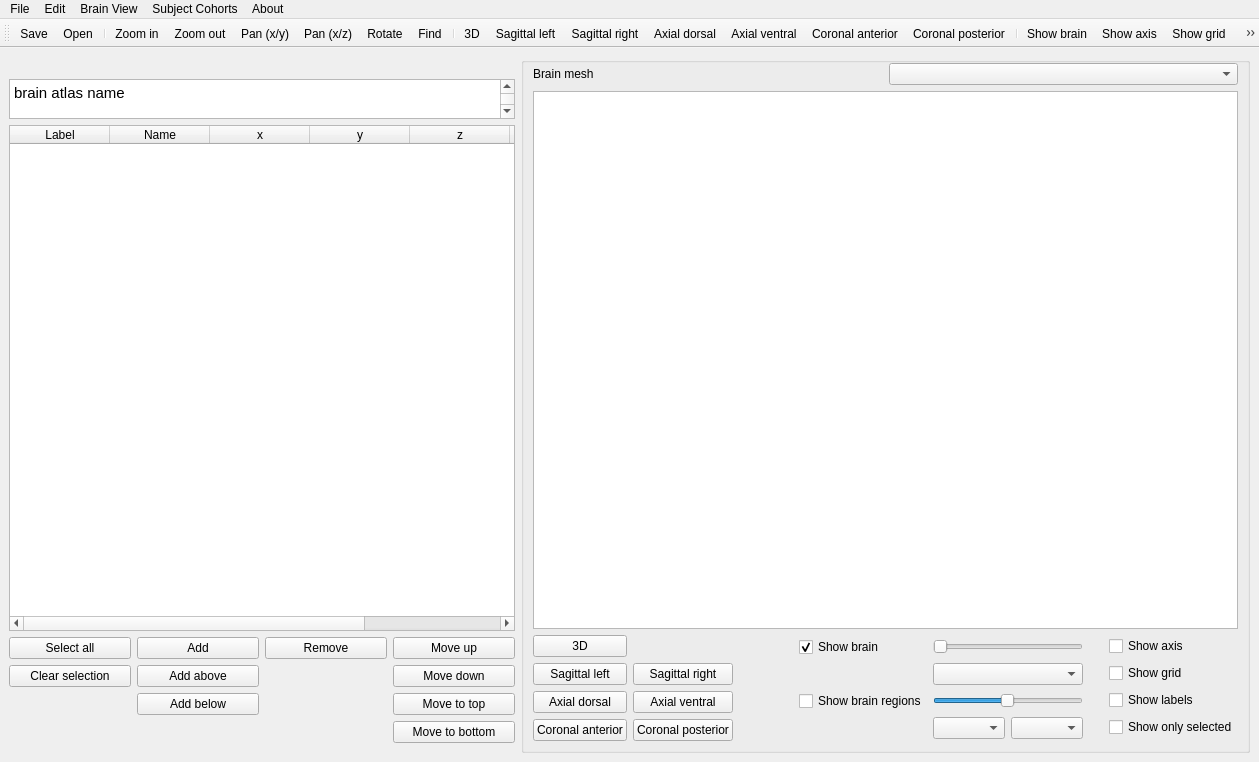
softmatterlab/Braph-2.0-Python, file braphy/gui/ui_files/brain_atlas.ui: the form before one commit.
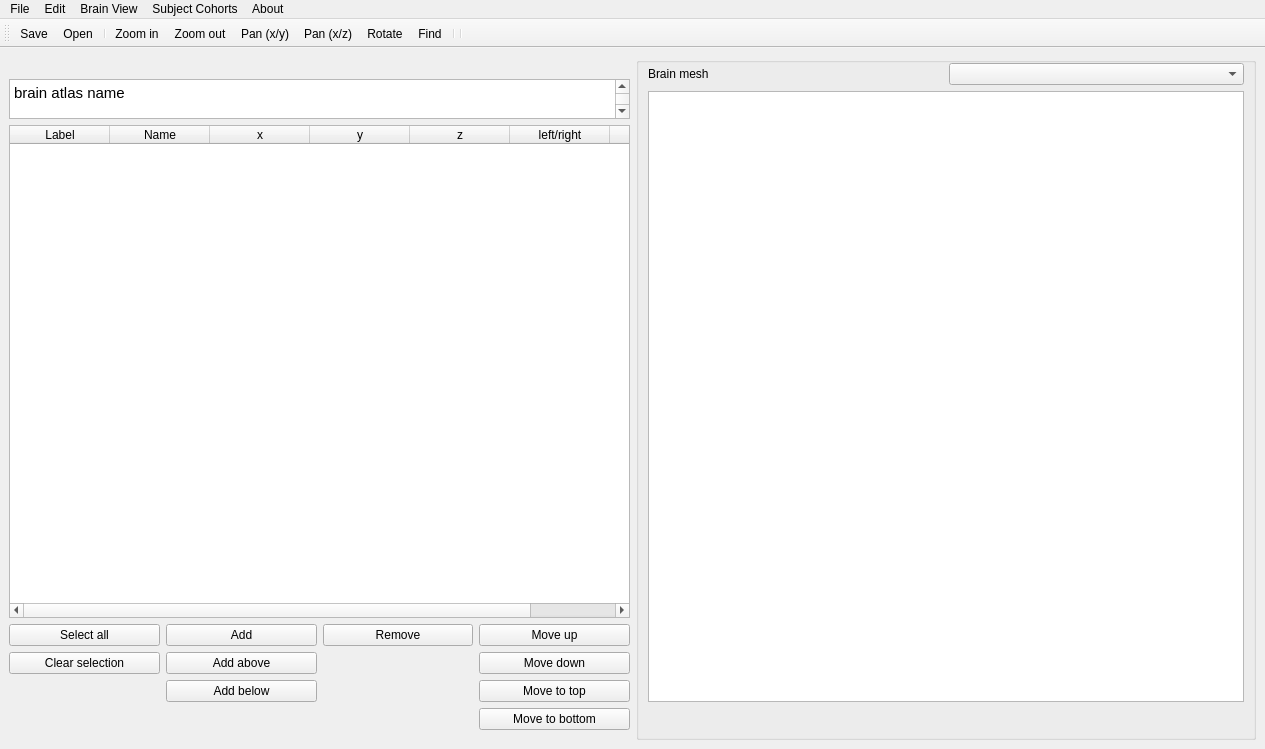
The form after the commit. Icons and pictures are not drawn. Custom widgets are drawn as their Qt base class.

Commit message: Extract brain widget settings to separate class

```diff
--- a/braphy/gui/ui_files/brain_atlas.ui
+++ b/braphy/gui/ui_files/brain_atlas.ui
@@ -6,8 +6,8 @@
    <rect>
     <x>0</x>
     <y>0</y>
-    <width>1259</width>
-    <height>762</height>
+    <width>1265</width>
+    <height>749</height>
    </rect>
   </property>
   <property name="windowTitle">
@@ -209,10 +209,13 @@
           <widget class="BrainAtlasWidget" name="brainWidget"/>
          </item>
          <item>
-          <layout class="QHBoxLayout" name="horizontalLayout_3">
+          <layout class="QVBoxLayout" name="verticalLayout_2">
            <property name="leftMargin">
             <number>0</number>
            </property>
+           <property name="topMargin">
+            <number>20</number>
+           </property>
            <property name="rightMargin">
             <number>0</number>
            </property>
@@ -220,203 +223,7 @@
             <number>0</number>
            </property>
            <item>
-            <layout class="QGridLayout" name="gridLayout_5">
-             <property name="rightMargin">
-              <number>20</number>
-             </property>
-             <item row="1" column="1">
-              <widget class="QPushButton" name="btnSagittalRight">
-               <property name="text">
-                <string>Sagittal right</string>
-               </property>
-              </widget>
-             </item>
-             <item row="1" column="0">
-              <widget class="QPushButton" name="btnSagittalLeft">
-               <property name="text">
-                <string>Sagittal left</string>
-               </property>
-              </widget>
-             </item>
-             <item row="2" column="1">
-              <widget class="QPushButton" name="btnAxialVentral">
-               <property name="text">
-                <string>Axial ventral</string>
-               </property>
-              </widget>
-             </item>
-             <item row="2" column="0">
-              <widget class="QPushButton" name="btnAxialDorsal">
-               <property name="text">
-                <string>Axial dorsal</string>
-               </property>
-              </widget>
-             </item>
-             <item row="0" column="0">
-              <widget class="QPushButton" name="btn3D">
-               <property name="text">
-                <string>3D</string>
-               </property>
-              </widget>
-             </item>
-             <item row="3" column="0">
-              <widget class="QPushButton" name="btnCoronalAnterior">
-               <property name="text">
-                <string>Coronal anterior</string>
-               </property>
-              </widget>
-             </item>
-             <item row="3" column="1">
-              <widget class="QPushButton" name="btnCoronalPosterior">
-               <property name="text">
-                <string>Coronal posterior</string>
-               </property>
-              </widget>
-             </item>
-            </layout>
-           </item>
-           <item>
-            <spacer name="horizontalSpacer_2">
-             <property name="orientation">
-              <enum>Qt::Horizontal</enum>
-             </property>
-             <property name="sizeHint" stdset="0">
-              <size>
-               <width>40</width>
-               <height>20</height>
-              </size>
-             </property>
-            </spacer>
-           </item>
-           <item>
-            <layout class="QVBoxLayout" name="verticalLayout_6">
-             <property name="bottomMargin">
-              <number>0</number>
-             </property>
-             <item>
-              <layout class="QGridLayout" name="gridLayout_3">
-               <item row="2" column="0">
-                <widget class="QCheckBox" name="checkBoxShowBrainRegions">
-                 <property name="text">
-                  <string>Show brain regions</string>
-                 </property>
-                </widget>
-               </item>
-               <item row="2" column="1">
-                <widget class="QSlider" name="sliderRegions">
-                 <property name="minimum">
-                  <number>1</number>
-                 </property>
-                 <property name="maximum">
-                  <number>80</number>
-                 </property>
-                 <property name="singleStep">
-                  <number>1</number>
-                 </property>
-                 <property name="pageStep">
-                  <number>10</number>
-                 </property>
-                 <property name="value">
-                  <number>40</number>
-                 </property>
-                 <property name="orientation">
-                  <enum>Qt::Horizontal</enum>
-                 </property>
-                </widget>
-               </item>
-               <item row="4" column="1">
-                <layout class="QGridLayout" name="gridLayout_4">
-                 <property name="topMargin">
-                  <number>0</number>
-                 </property>
-                 <item row="0" column="0">
-                  <widget class="QComboBox" name="comboBoxRegions"/>
-                 </item>
-                 <item row="0" column="1">
-                  <widget class="QComboBox" name="comboBoxRegionsSelected"/>
-                 </item>
-                </layout>
-               </item>
-               <item row="0" column="1">
-                <widget class="QSlider" name="sliderBrain">
-                 <property name="maximum">
-                  <number>100</number>
-                 </property>
-                 <property name="orientation">
-                  <enum>Qt::Horizontal</enum>
-                 </property>
-                </widget>
-               </item>
-               <item row="0" column="0">
-                <widget class="QCheckBox" name="checkBoxShowBrain">
-                 <property name="text">
-                  <string>Show brain</string>
-                 </property>
-                 <property name="checked">
-                  <bool>true</bool>
-                 </property>
-                </widget>
-               </item>
-               <item row="1" column="1">
-                <widget class="QComboBox" name="comboBoxMesh"/>
-               </item>
-              </layout>
-             </item>
-             <item>
-              <layout class="QGridLayout" name="gridLayout_2"/>
-             </item>
-            </layout>
-           </item>
-           <item>
-            <spacer name="horizontalSpacer">
-             <property name="orientation">
-              <enum>Qt::Horizontal</enum>
-             </property>
-             <property name="sizeHint" stdset="0">
-              <size>
-               <width>20</width>
-               <height>20</height>
-              </size>
-             </property>
-            </spacer>
-           </item>
-           <item>
-            <layout class="QVBoxLayout" name="verticalLayout_4">
-             <property name="rightMargin">
-              <number>0</number>
-             </property>
-             <property name="bottomMargin">
-              <number>0</number>
-             </property>
-             <item>
-              <widget class="QCheckBox" name="checkBoxShowAxis">
-               <property name="text">
-                <string>Show axis</string>
-               </property>
-              </widget>
-             </item>
-             <item>
-              <widget class="QCheckBox" name="checkBoxShowGrid">
-               <property name="text">
-                <string>Show grid</string>
-               </property>
-              </widget>
-             </item>
-             <item>
-              <widget class="QCheckBox" name="checkBoxShowLabels">
-               <property name="text">
-                <string>Show labels</string>
-               </property>
-              </widget>
-             </item>
-             <item>
-              <widget class="QCheckBox" name="checkBoxShowOnlySelected">
-               <property name="text">
-                <string>Show only selected</string>
-               </property>
-              </widget>
-             </item>
-            </layout>
+            <widget class="BrainAtlasSettingsWidget" name="settingsWidget" native="true"/>
            </item>
           </layout>
          </item>
@@ -432,7 +239,7 @@
     <rect>
      <x>0</x>
      <y>0</y>
-     <width>1259</width>
+     <width>1265</width>
      <height>22</height>
     </rect>
    </property>
@@ -531,19 +338,7 @@
    <addaction name="actionRotate"/>
    <addaction name="actionFind"/>
    <addaction name="separator"/>
-   <addaction name="action3D"/>
-   <addaction name="actionSagittal_left"/>
-   <addaction name="actionSagittal_right"/>
-   <addaction name="actionAxial_dorsal"/>
-   <addaction name="actionAxial_ventral"/>
-   <addaction name="actionCoronal_anterior"/>
-   <addaction name="actionCoronal_posterior"/>
    <addaction name="separator"/>
-   <addaction name="actionView_brain"/>
-   <addaction name="actionShow_axis"/>
-   <addaction name="actionShow_grid"/>
-   <addaction name="actionShow_brain_regions"/>
-   <addaction name="actionShow_labels"/>
   </widget>
   <action name="actionSave">
    <property name="icon">
@@ -764,129 +559,6 @@
     <string>Find</string>
    </property>
   </action>
-  <action name="actionSagittal_left">
-   <property name="icon">
-    <iconset resource="../icons/icons.qrc">
-     <normaloff>:/buttons/icon_view_sl.png</normaloff>:/buttons/icon_view_sl.png</iconset>
-   </property>
-   <property name="text">
-    <string>Sagittal left</string>
-   </property>
-  </action>
-  <action name="actionSagittal_right">
-   <property name="icon">
-    <iconset resource="../icons/icons.qrc">
-     <normaloff>:/buttons/icon_view_sr.png</normaloff>:/buttons/icon_view_sr.png</iconset>
-   </property>
-   <property name="text">
-    <string>Sagittal right</string>
-   </property>
-  </action>
-  <action name="actionAxial_dorsal">
-   <property name="icon">
-    <iconset resource="../icons/icons.qrc">
-     <normaloff>:/buttons/icon_view_ad.png</normaloff>:/buttons/icon_view_ad.png</iconset>
-   </property>
-   <property name="text">
-    <string>Axial dorsal</string>
-   </property>
-  </action>
-  <action name="actionAxial_ventral">
-   <property name="icon">
-    <iconset resource="../icons/icons.qrc">
-     <normaloff>:/buttons/icon_view_av.png</normaloff>:/buttons/icon_view_av.png</iconset>
-   </property>
-   <property name="text">
-    <string>Axial ventral</string>
-   </property>
-  </action>
-  <action name="actionCoronal_anterior">
-   <property name="icon">
-    <iconset resource="../icons/icons.qrc">
-     <normaloff>:/buttons/icon_view_ca.png</normaloff>:/buttons/icon_view_ca.png</iconset>
-   </property>
-   <property name="text">
-    <string>Coronal anterior</string>
-   </property>
-  </action>
-  <action name="actionCoronal_posterior">
-   <property name="icon">
-    <iconset resource="../icons/icons.qrc">
-     <normaloff>:/buttons/icon_view_cp.png</normaloff>:/buttons/icon_view_cp.png</iconset>
-   </property>
-   <property name="text">
-    <string>Coronal posterior</string>
-   </property>
-  </action>
-  <action name="actionView_brain">
-   <property name="checkable">
-    <bool>true</bool>
-   </property>
-   <property name="icon">
-    <iconset resource="../icons/icons.qrc">
-     <normaloff>:/buttons/icon_brain.png</normaloff>:/buttons/icon_brain.png</iconset>
-   </property>
-   <property name="text">
-    <string>Show brain</string>
-   </property>
-  </action>
-  <action name="actionShow_axis">
-   <property name="checkable">
-    <bool>true</bool>
-   </property>
-   <property name="icon">
-    <iconset resource="../icons/icons.qrc">
-     <normaloff>:/buttons/icon_axis.png</normaloff>:/buttons/icon_axis.png</iconset>
-   </property>
-   <property name="text">
-    <string>Show axis</string>
-   </property>
-  </action>
-  <action name="actionShow_grid">
-   <property name="checkable">
-    <bool>true</bool>
-   </property>
-   <property name="icon">
-    <iconset resource="../icons/icons.qrc">
-     <normaloff>:/buttons/icon_grid.png</normaloff>:/buttons/icon_grid.png</iconset>
-   </property>
-   <property name="text">
-    <string>Show grid</string>
-   </property>
-  </action>
-  <action name="actionShow_brain_regions">
-   <property name="checkable">
-    <bool>true</bool>
-   </property>
-   <property name="icon">
-    <iconset resource="../icons/icons.qrc">
-     <normaloff>:/buttons/icon_br.png</normaloff>:/buttons/icon_br.png</iconset>
-   </property>
-   <property name="text">
-    <string>Show brain regions</string>
-   </property>
-  </action>
-  <action name="actionShow_labels">
-   <property name="checkable">
-    <bool>true</bool>
-   </property>
-   <property name="icon">
-    <iconset resource="../icons/icons.qrc">
-     <normaloff>:/buttons/icon_label.png</normaloff>:/buttons/icon_label.png</iconset>
-   </property>
-   <property name="text">
-    <string>Show labels</string>
-   </property>
-  </action>
-  <action name="action3D">
-   <property name="icon">
-    <iconset resource="../icons/icons.qrc">
-     <normaloff>:/buttons/icon_view_3d.png</normaloff>:/buttons/icon_view_3d.png</iconset>
-   </property>
-   <property name="text">
-    <string>3D</string>
-   </property>
-  </action>
   <action name="actionOpen_2">
    <property name="text">
     <string>Open...</string>
@@ -919,6 +591,12 @@
    <extends>QGraphicsView</extends>
    <header>braphy.gui.widgets.brain_atlas_widget</header>
   </customwidget>
+  <customwidget>
+   <class>BrainAtlasSettingsWidget</class>
+   <extends>QWidget</extends>
+   <header>braphy.gui.widgets.brain_atlas_settings_widget</header>
+   <container>1</container>
+  </customwidget>
  </customwidgets>
  <resources>
   <include location="../icons/icons.qrc"/>
```
The commit also changes 4 other files.
